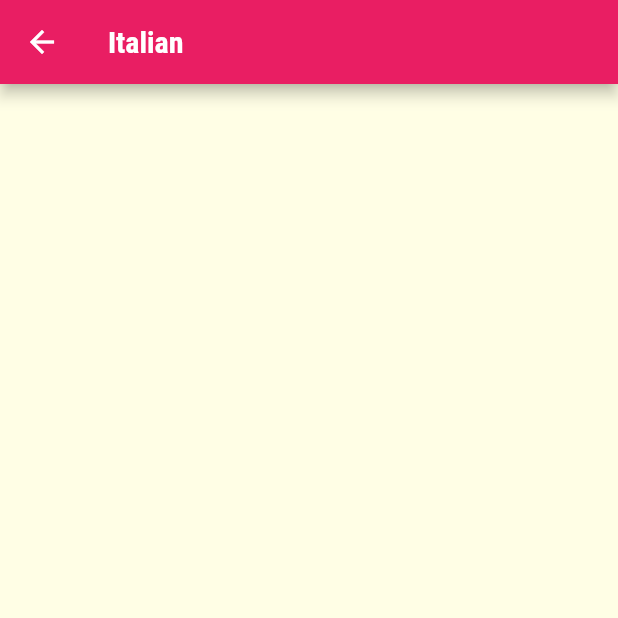
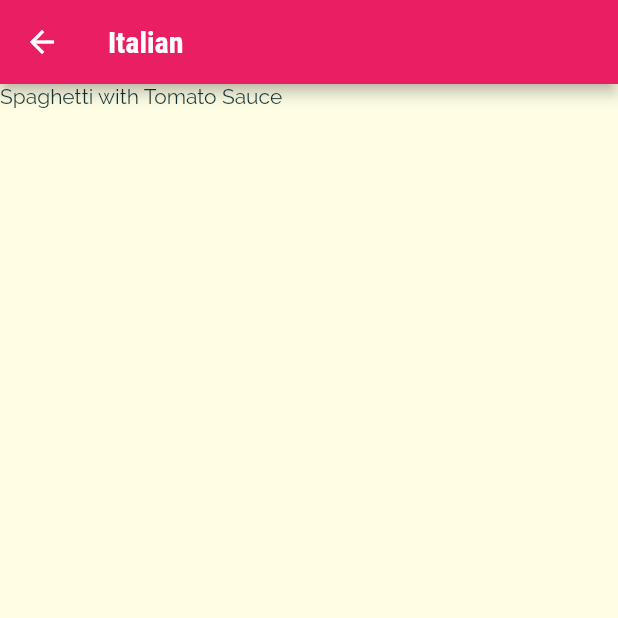
Before and after one commit to MariamGad/meals_app, a Flutter app: the screen it shows after launch, after a tap on "Italian", on a phone screen of 412 x 824 dp, the top half of it. Run offline on Flutter 3.47's test engine with Material 2 defaults, Android fonts, the phone set to English and light mode, and no system bars.

Commit message:
Selecting meals for chosen category

```diff
--- a/lib/category_meals_screen.dart
+++ b/lib/category_meals_screen.dart
@@ -1,5 +1,5 @@
 import 'package:flutter/material.dart';
-
+import 'dummy_data.dart';
 class CategoryMealsScreen extends StatelessWidget {
   static const routeName='/category_meals';
   // CategoryMealsScreen({
@@ -16,13 +16,16 @@ class CategoryMealsScreen extends StatelessWidget {
         ModalRoute.of(context)!.settings.arguments as Map<String, String>;
     final categoryTitle = routeArgs['title'];
     final categoryId = routeArgs['id'];
+    final categoryMeals=DUMMY_MEALS.where((meal){
+      return meal.categories.contains(categoryId);
+    }).toList();
     return Scaffold(
       appBar: AppBar(
         title: Text('$categoryTitle'),
       ),
       body: ListView.builder(itemBuilder: (ctx,index){
-
-      },itemCount: ,)
+        return Text(categoryMeals[index].title);
+      },itemCount: categoryMeals.length,)
     );
   }
 }
```
